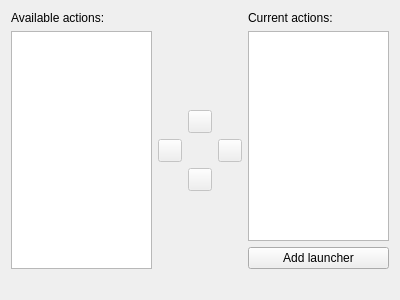
This is applet/ui/arrangement.ui in Emdek/plasmoid-fancy-tasks as Qt 5 draws it before an edit. The edited form follows.
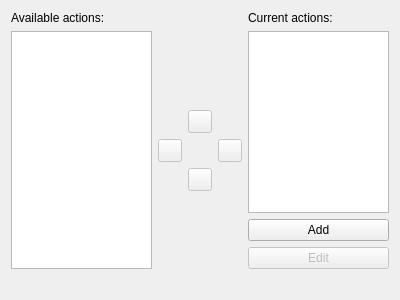
This is the edited form.

Commit message: Push large launchers related (but not only) changes initially intended as small ones...

```diff
--- a/applet/ui/arrangement.ui
+++ b/applet/ui/arrangement.ui
@@ -41,7 +41,17 @@
        <item>
         <widget class="QPushButton" name="addLauncherButton">
          <property name="text">
-          <string>Add launcher</string>
+          <string>Add</string>
+         </property>
+        </widget>
+       </item>
+       <item>
+        <widget class="QPushButton" name="editLauncherButton">
+         <property name="enabled">
+          <bool>false</bool>
+         </property>
+         <property name="text">
+          <string>Edit</string>
          </property>
         </widget>
        </item>
```
Left out of the diff: 9 changed lines with no effect on the pictures. The commit also changes 30 other files.
